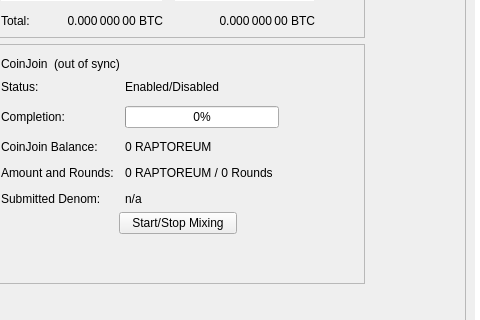
Qt form src/qt/forms/overviewpage.ui (stabner/HashmonkeyCoin) before a commit; both pictures show x 114 to 594 and y 178 to 498 of the 960 by 585 pixel window.
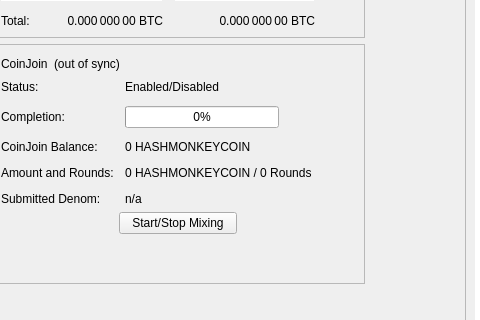
The same form after that commit.

Commit message:
Complete rebranding: Raptoreum â†’ HashmonkeyCoin, RTM â†’ HMNY
- Updated 662 files across the entire codebase
- Replaced all Raptoreum references with HashmonkeyCoin
- Replaced all RTM ticker references with HMNY
- Updated Qt locale files, test files, and documentation
- Updated binary names: hashmonkeycoind, hashmonkeycoin-qt, hashmonkeycoin-cli
- Updated configuration files and build scripts
- Complete rebranding from Raptoreum to HashmonkeyCoin (HMNY)

```diff
--- a/src/qt/forms/overviewpage.ui
+++ b/src/qt/forms/overviewpage.ui
@@ -455,7 +455,7 @@
             <item row="2" column="1">
              <widget class="QLabel" name="labelAnonymized">
               <property name="text">
-               <string notr="true">0 RAPTOREUM</string>
+               <string notr="true">0 HASHMONKEYCOIN</string>
               </property>
              </widget>
             </item>
@@ -469,7 +469,7 @@
             <item row="3" column="1">
              <widget class="QLabel" name="labelAmountRounds">
               <property name="text">
-               <string notr="true">0 RAPTOREUM / 0 Rounds</string>
+               <string notr="true">0 HASHMONKEYCOIN / 0 Rounds</string>
               </property>
              </widget>
             </item>
```
Left out of the diff: 6 changed lines with no effect on the pictures. The commit also changes 661 other files.
